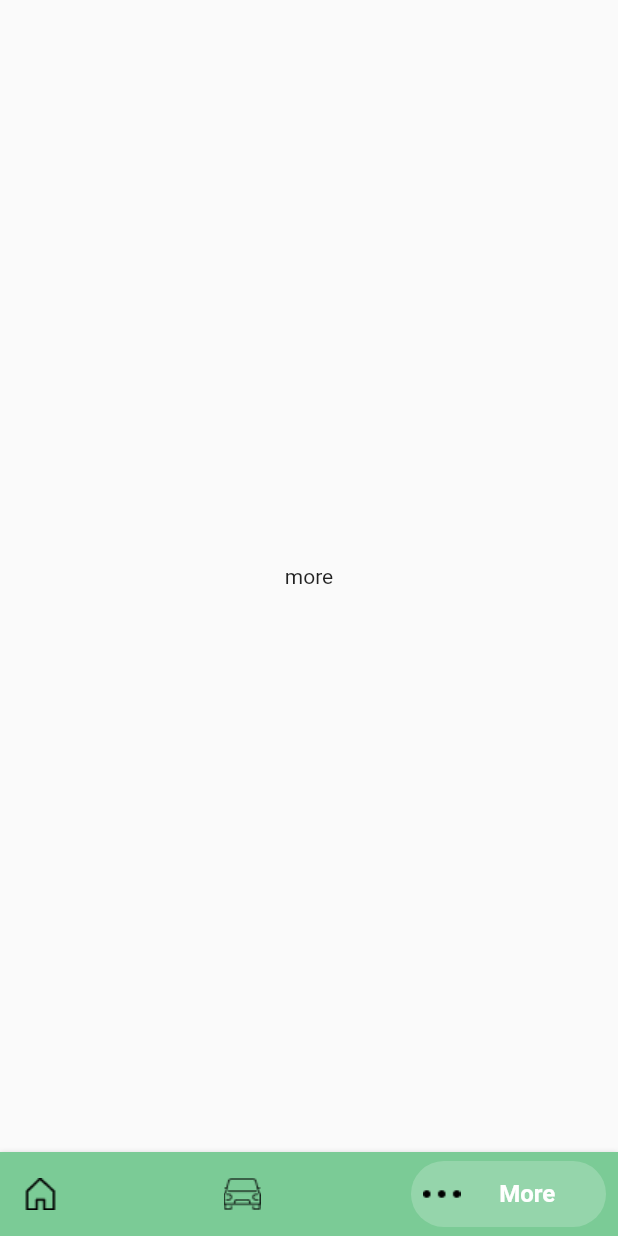
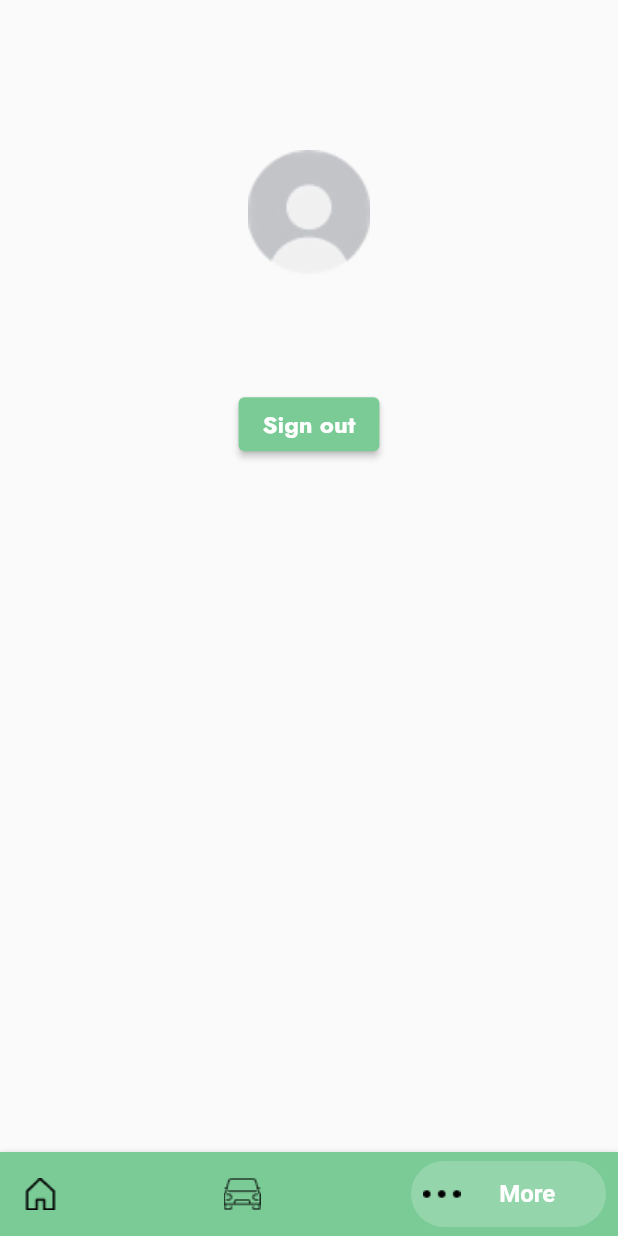
Before and after one commit to AHMED-FAYEZ7/Car-Pool-App, a Flutter app: the AppLayout screen opened directly, item 3 of the bottom bar chosen, on a phone screen of 412 x 824 dp. Run offline on Flutter 3.47's test engine with Material 2 defaults, Android fonts, the phone set to English and light mode, and no system bars; drawn by our look-alikes of bottom_navy_bar; our stand-ins replace bloc, cloud_firestore, conditional_builder_null_safety, dio, firebase_auth, firebase_core and 7 more; missing offline and left inert: flutter_polyline_points, neon_circular_timer; accounts and stored records are empty.

Commit message:
sign out

```diff
--- a/lib/cubit/app_cubit.dart
+++ b/lib/cubit/app_cubit.dart
@@ -15,6 +15,8 @@ import 'package:kau_carpool/models/user_model.dart';
 import 'package:kau_carpool/pages/home/home_page.dart';
 import 'package:kau_carpool/pages/more/more_page.dart';
 import 'package:kau_carpool/pages/trips/trips_page.dart';
+
+import '../pages/login/login_page.dart';
 
 part 'app_state.dart';
 
@@ -271,6 +273,17 @@ class AppCubit extends Cubit<AppState> {
     });
   }
 
+  void signOut() {
+    FirebaseAuth.instance.signOut();
+    CacheHelper.sharedPreferences.clear();
+    runApp(
+        MaterialApp(
+          home: LoginPage(),
+        )
+
+    );
+  }
+
 
 // home toggle
   int homeToggleIndex = 0;
--- a/lib/pages/more/more_page.dart
+++ b/lib/pages/more/more_page.dart
@@ -1,10 +1,49 @@
 import 'package:flutter/material.dart';
+import 'package:flutter_bloc/flutter_bloc.dart';
+import 'package:kau_carpool/cubit/app_cubit.dart';
+import 'package:kau_carpool/helper/constant.dart';
+import 'package:kau_carpool/widgets/custom_button.dart';
 
 class MorePage extends StatelessWidget {
   const MorePage({Key? key}) : super(key: key);
 
   @override
   Widget build(BuildContext context) {
-    return const Center(child: Text("more"));
+    return  BlocConsumer<AppCubit,AppState>(
+        listener:(cintext ,state) {},
+        builder:(cintext ,state) {
+          return Column(
+            children: [
+              SizedBox(height: 100,),
+              Image.asset(
+                  "assets/images/person_ic.png",
+                scale: .7,
+              ),
+              SizedBox(height: 10,),
+              Text(
+                "$name",
+                style: TextStyle(
+                  fontSize: 20,
+                  fontWeight: FontWeight.w500,
+                ),
+              ),
+              SizedBox(height: 10,),
+              Text(
+                "$phone",
+                style: TextStyle(
+                  fontSize: 20,
+                ),
+              ),
+              SizedBox(height: 10,),
+              CustomButton(
+                  text: 'Sign out',
+                onTap: (){
+                    AppCubit.get(context).signOut();
+                },
+              ),
+            ],
+          );
+        },
+    );
   }
 }
```
